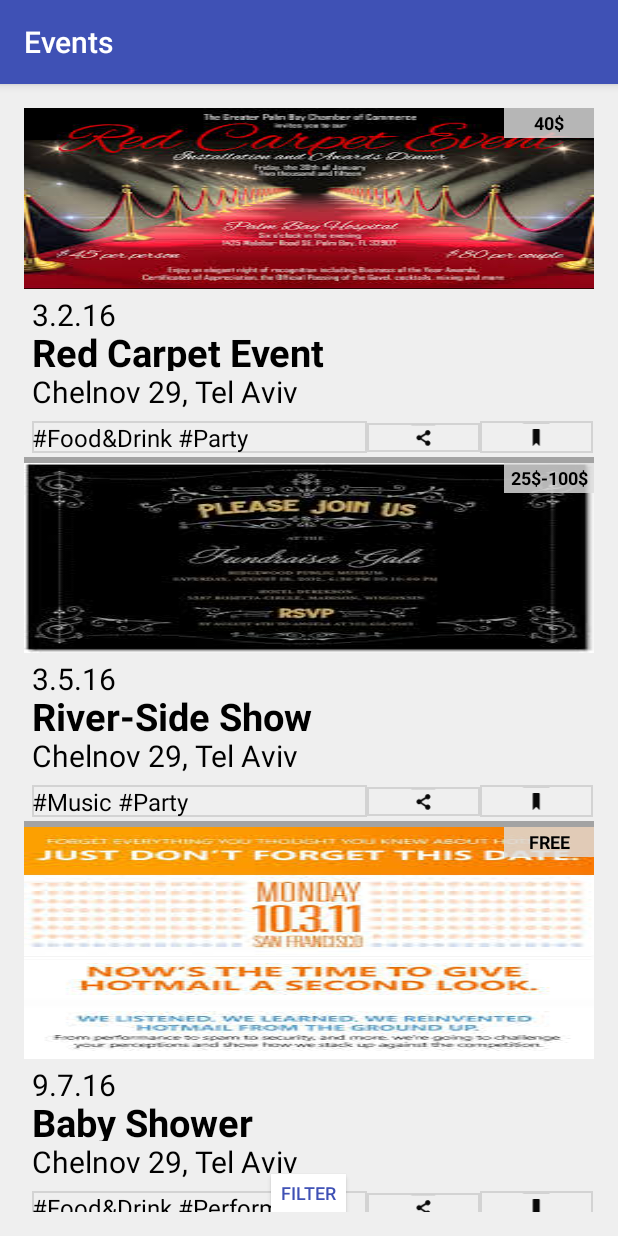
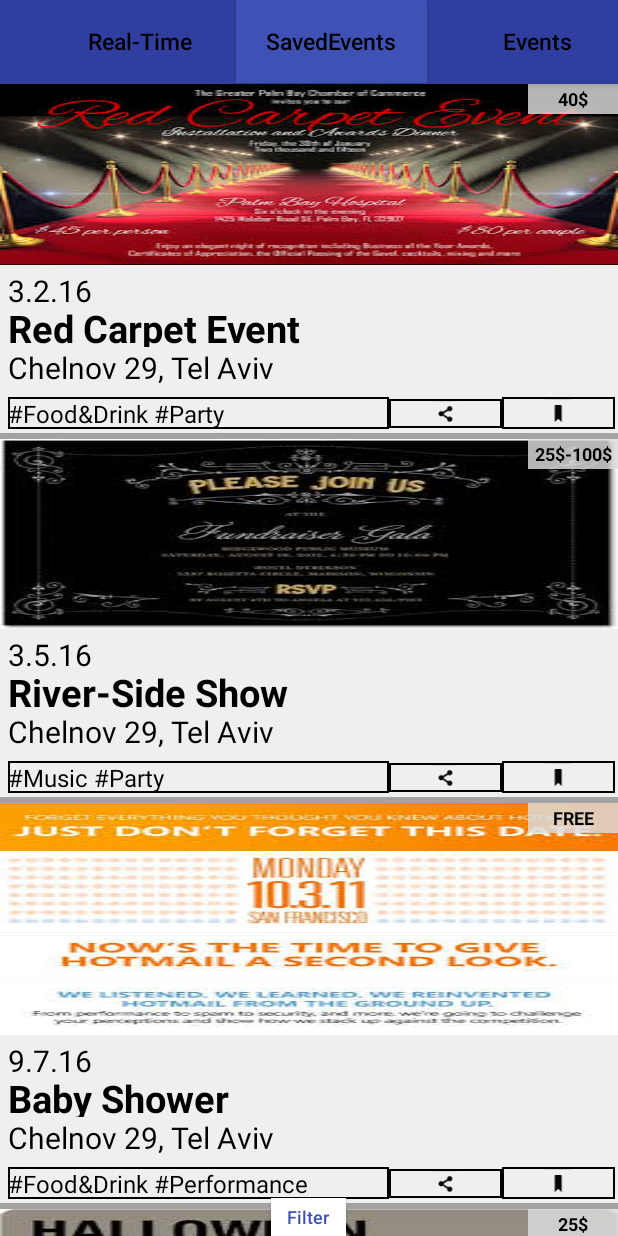
Before and after one commit to nesizagury/Fundigo_Beta, an Android app: the screen it shows after launch (MainActivity), on a phone screen of 412 x 824 dp. Run offline under Robolectric (Android 15) with nearby library versions, the phone set to English and light mode, and no system bars; libraries missing offline, so code that uses them is left out: com.parse; 5 statements that could not run were skipped.

Commit message:
איחוד עם בראנצ'
של משימת סרגל הכלים

```diff
--- a/app/build.gradle
+++ b/app/build.gradle
@@ -2,7 +2,7 @@ apply plugin: 'com.android.application'
 
 android {
     compileSdkVersion 23
-    buildToolsVersion "23.0.2"
+    buildToolsVersion '23.0.2'
 
     defaultConfig {
         applicationId "com.example.events"
@@ -20,7 +20,7 @@ android {
 }
 
 dependencies {
-    compile fileTree(dir: 'libs', include: ['*.jar'])
+    compile fileTree(include: ['*.jar'], dir: 'libs')
     testCompile 'junit:junit:4.12'
     compile 'com.android.support:appcompat-v7:23.1.1'
     compile 'com.parse.bolts:bolts-android:1.+'
--- a/app/src/main/java/com/example/events/MainActivity.java
+++ b/app/src/main/java/com/example/events/MainActivity.java
@@ -1,14 +1,26 @@
 package com.example.events;
 
+
+import android.app.ActionBar;
+import android.content.ClipData;
 import android.content.Intent;
 import android.content.res.Resources;
 import android.graphics.Color;
 import android.graphics.drawable.ColorDrawable;
+import android.graphics.drawable.Drawable;
 import android.os.Bundle;
 import android.support.v7.app.AppCompatActivity;
+import android.util.Log;
+import android.view.Menu;
+import android.view.MenuInflater;
+import android.view.MenuItem;
 import android.view.View;
 import android.widget.AdapterView;
+import android.widget.Button;
 import android.widget.ListView;
+import android.widget.SpinnerAdapter;
+import android.support.v7.widget.Toolbar;
+import android.widget.Toast;
 
 import com.parse.Parse;
 import com.parse.ParseObject;
@@ -17,11 +29,15 @@ import java.util.ArrayList;
 import java.util.List;
 
 
-public class MainActivity extends AppCompatActivity implements AdapterView.OnItemClickListener {
+public class MainActivity extends AppCompatActivity implements AdapterView.OnItemClickListener,View.OnClickListener {
 
     ListView list_view;
     public static List list;
     public static List<EventInfo> events_data = new ArrayList<EventInfo> ();
+    public Toolbar toolbar;
+
+    private Button Event,SavedEvent,RealTime;
+
 
     @Override
     protected void onCreate(Bundle savedInstanceState) {
@@ -40,7 +56,33 @@ public class MainActivity extends AppCompatActivity implements AdapterView.OnIte
         list_view.setAdapter (adapts);
         list_view.setSelector (new ColorDrawable (Color.TRANSPARENT));
         list_view.setOnItemClickListener (this);
+
+        toolbar = (Toolbar) findViewById(R.id.toolbar);
+        setSupportActionBar (toolbar);
+        Event = (Button) findViewById(R.id.BarEvent_button);
+        SavedEvent = (Button) findViewById(R.id.BarSavedEvent_button);
+        RealTime = (Button) findViewById(R.id.BarRealTime_button);
+        Event.setOnClickListener (this);
+        SavedEvent.setOnClickListener (this);
+        RealTime.setOnClickListener (this);
     }
+    @Override
+    public void onClick(View v) {
+        if(v.getId()==Event.getId())
+        {
+            Toast.makeText(getApplicationContext(),"Event Button",Toast.LENGTH_SHORT).show();
+        }
+        else if(v.getId()==SavedEvent.getId())
+        {
+            Toast.makeText(getApplicationContext(),"SavedEvent Button",Toast.LENGTH_SHORT).show();
+        }
+        else
+        {
+            Toast.makeText(getApplicationContext(),"Real-Time Button",Toast.LENGTH_SHORT).show();
+        }
+    }
+
+
 
     public void uploadUserData() {
 
@@ -55,7 +97,7 @@ public class MainActivity extends AppCompatActivity implements AdapterView.OnIte
         eventDate_list = res.getStringArray (R.array.eventDates);
         eventTag_list = res.getStringArray (R.array.eventTags);
         eventPrice_list = res.getStringArray (R.array.eventPrice);
-        eventInfo_list = res.getStringArray (R.array.eventInfo);
+        eventInfo_list = res.getStringArray(R.array.eventInfo);
 
         for (int i = 0; i < 15; i++) {
             events_data.add ( new EventInfo (
@@ -134,6 +176,11 @@ public class MainActivity extends AppCompatActivity implements AdapterView.OnIte
         intent.putExtra ("eventInfo", events_data.get (i).getInfo ());
         b.putInt ("userIndex", i);
         intent.putExtras (b);
-        startActivity (intent);
+        startActivity(intent);
     }
+
+
+
+
+
 }
--- /dev/null
+++ b/app/src/main/res/drawable/button_border.xml
@@ -0,0 +1,11 @@
+<?xml version="1.0" encoding="utf-8"?>
+<shape xmlns:android="http://schemas.android.com/apk/res/android"
+    android:shape="rectangle">
+    <gradient android:startColor="@color/colorPrimaryDark"
+        android:endColor="@color/colorPrimaryDark"
+        android:angle="270" />
+    <corners android:radius="3dp" />
+    <stroke android:width="5px" android:color="#000000">
+
+    </stroke>
+</shape>
--- a/app/src/main/res/drawable/row_order.xml
+++ b/app/src/main/res/drawable/row_order.xml
@@ -2,5 +2,5 @@
 <shape
     xmlns:android="http://schemas.android.com/apk/res/android"
     android:shape= "rectangle"  >
-    <stroke android:width="1dp"  android:color="#d3d3d3"/>
+    <stroke android:width="1dp"  android:color="#000000"/>
 </shape>
--- a/app/src/main/res/layout/activity_event_page.xml
+++ b/app/src/main/res/layout/activity_event_page.xml
@@ -1,6 +1,8 @@
 <?xml version="1.0" encoding="utf-8"?>
-<RelativeLayout xmlns:android="http://schemas.android.com/apk/res/android"
-                android:layout_width="wrap_content" android:layout_height="wrap_content">
+<RelativeLayout
+    xmlns:android="http://schemas.android.com/apk/res/android"
+    android:layout_width="wrap_content"
+    android:layout_height="wrap_content">
 
     <ImageView
         android:layout_width="match_parent"
--- a/app/src/main/res/layout/activity_main.xml
+++ b/app/src/main/res/layout/activity_main.xml
@@ -3,14 +3,20 @@
     xmlns:tools="http://schemas.android.com/tools"
     android:layout_width="match_parent"
     android:layout_height="match_parent"
-    android:paddingBottom="@dimen/activity_vertical_margin"
-    android:paddingLeft="@dimen/activity_horizontal_margin"
-    android:paddingRight="@dimen/activity_horizontal_margin"
-    android:paddingTop="@dimen/activity_vertical_margin"
     tools:context="com.example.events.MainActivity"
-                android:background="#efefef">
+                android:background="#efefef"
+    >
+<include
+    android:id="@+id/toolbar"
+    layout="@layout/toolbar"
+
+    >
+
+</include>
+
 
     <ListView
+        android:layout_below="@+id/toolbar"
         android:layout_width="wrap_content"
         android:layout_height="wrap_content"
         android:dividerHeight="4dp"
--- /dev/null
+++ b/app/src/main/res/layout/toolbar.xml
@@ -0,0 +1,47 @@
+<?xml version="1.0" encoding="utf-8"?>
+<android.support.v7.widget.Toolbar
+    xmlns:android="http://schemas.android.com/apk/res/android"
+    xmlns:app="http://schemas.android.com/apk/res-auto"
+    android:layout_width="match_parent"
+    android:layout_height="wrap_content"
+    android:background="@color/colorPrimaryDark"
+    android:elevation="4dp"
+    android:gravity="center"
+    >
+
+    <Button
+        android:layout_width="127dip"
+        android:layout_height="55dip"
+        android:layout_gravity="right"
+        android:id="@+id/BarEvent_button"
+        android:textSize="15sp"
+        android:background="@null"
+        android:textColor="#000000"
+        android:text="Events"
+        android:gravity="center"
+        android:paddingLeft="20dp"
+        />
+    <Button
+        android:layout_height="55dip"
+        android:layout_width="127dip"
+        android:layout_gravity="right"
+        android:id="@+id/BarSavedEvent_button"
+        android:textSize="15sp"
+        android:background="@color/colorPrimary"
+        android:textColor="#000000"
+        android:text="SavedEvents"
+        android:gravity="center"
+        />
+    <Button
+        android:layout_height="55dip"
+        android:layout_width="127dip"
+        android:layout_gravity="right"
+        android:id="@+id/BarRealTime_button"
+        android:textSize="15sp"
+        android:background="@null"
+        android:textColor="#000000"
+        android:text="Real-Time"
+        android:gravity="center"
+        />
+
+</android.support.v7.widget.Toolbar>
--- a/app/src/main/res/values/strings.xml
+++ b/app/src/main/res/values/strings.xml
@@ -1,9 +1,11 @@
 <?xml version="1.0" encoding="utf-8"?>
 <resources>
 
+    <string name="app_name"></string>
 
-    <string name="app_name">Events</string>
     <string name="filterPageName">Filter</string>
+
+
     <string-array name="eventNames">
 
         <item>Red Carpet Event</item>
--- a/app/src/main/res/values/styles.xml
+++ b/app/src/main/res/values/styles.xml
@@ -1,11 +1,18 @@
 <resources>
 
     <!-- Base application theme. -->
-    <style name="AppTheme" parent="Theme.AppCompat.Light.DarkActionBar">
+    <style name="AppTheme" parent="Theme.AppCompat.Light.NoActionBar">
+
         <!-- Customize your theme here. -->
         <item name="colorPrimary">@color/colorPrimary</item>
         <item name="colorPrimaryDark">@color/colorPrimaryDark</item>
         <item name="colorAccent">@color/colorAccent</item>
+        <item name="android:textAllCaps">false</item>
+
     </style>
 
+
+
+
+
 </resources>
```
